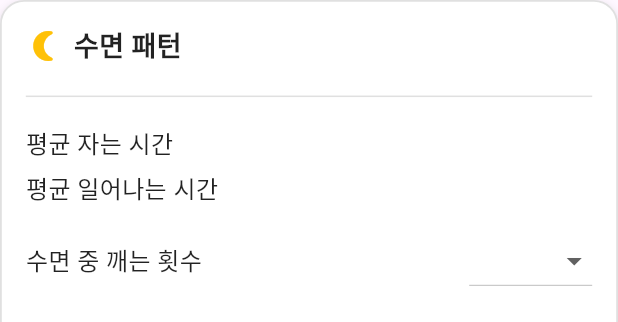
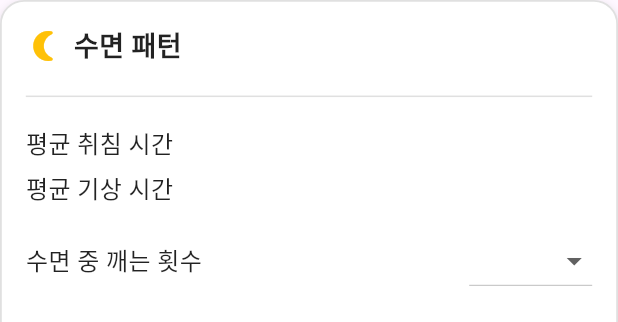
Before and after one commit to shoonkang123/Stop_Snoring, a Flutter app: the SleepPatternCard widget shown alone on an empty page, opened directly with empty values, on a phone screen of 412 x 824 dp. Shown: the top 322 px of the screen. Run offline on Flutter 3.47's test engine with Material 3 defaults, Android fonts, the phone set to English and light mode, and no system bars; our stand-ins replace cloud_firestore, firebase_auth, firebase_core, permission_handler; missing offline and left inert: alarm; accounts and stored records are empty; statements that could not run were skipped.

Commit message:
기상, 취침으로 변경

```diff
--- a/lib/menu_page.dart
+++ b/lib/menu_page.dart
@@ -446,12 +446,12 @@ class _SleepPatternCardState extends State<SleepPatternCard> {
           ),
           const SizedBox(height: 12),
           _buildLabelValueRow(
-            label: '평균 자는 시간',
+            label: '평균 취침 시간',
             value: widget.avgBedTime,
           ),
           const SizedBox(height: 6),
           _buildLabelValueRow(
-            label: '평균 일어나는 시간',
+            label: '평균 기상 시간',
             value: widget.avgWakeTime,
           ),
           const SizedBox(height: 12),
```
